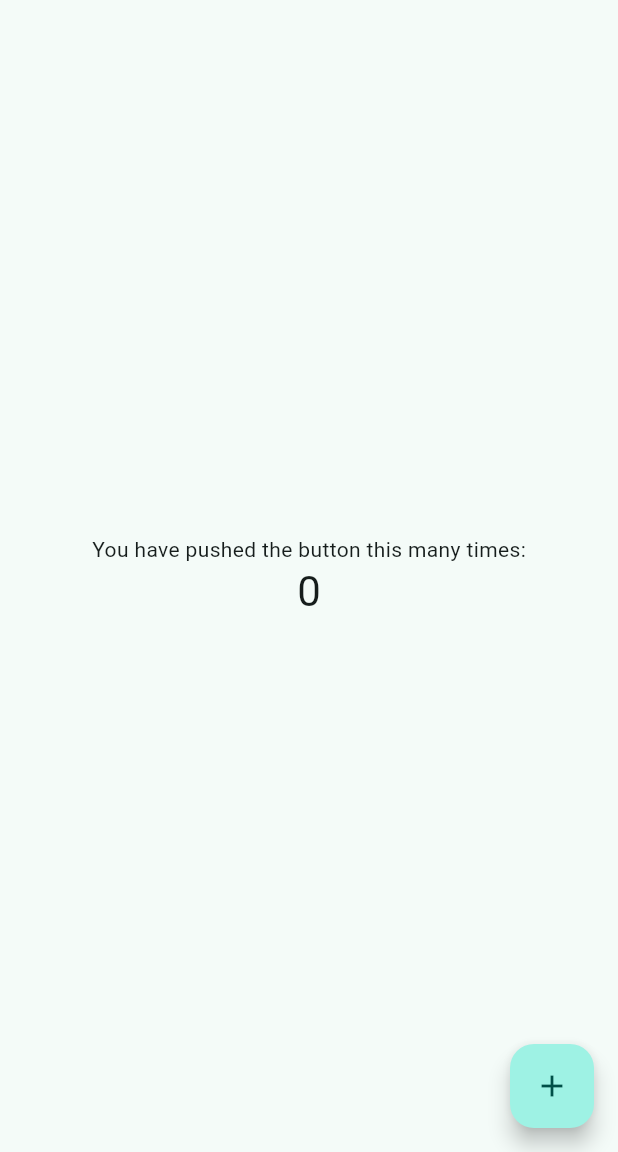
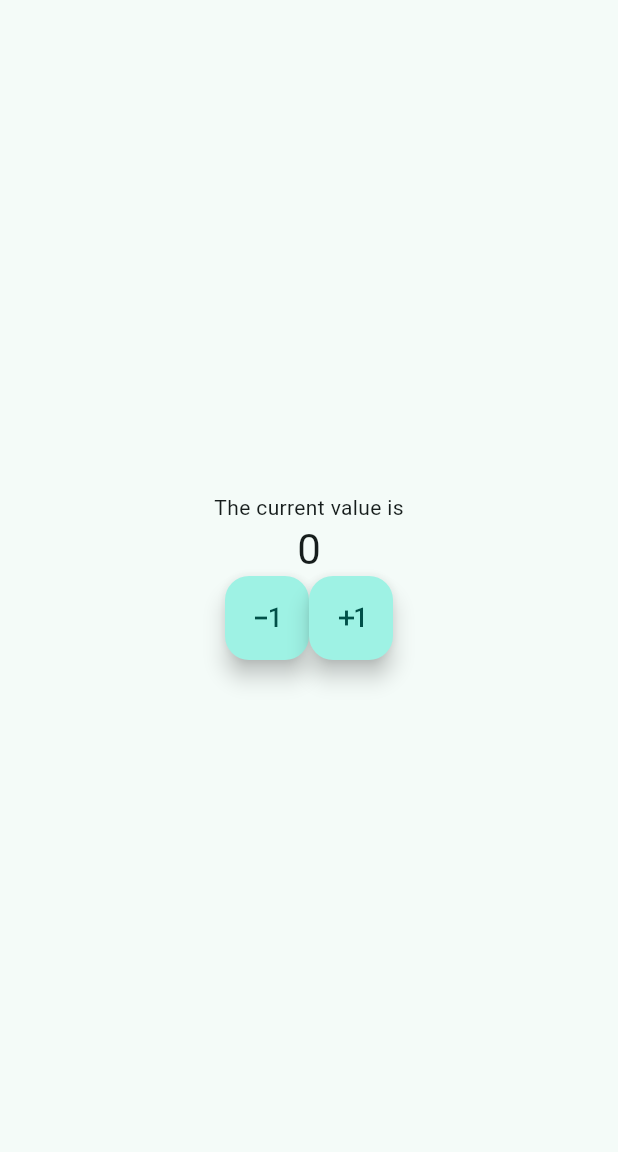
Before and after one commit to Thomas-Oz-Dunn/first_flight, a Flutter app: the screen it shows after launch, on a phone screen of 412 x 824 dp, the part 84-1236 px from its top. Run offline on Flutter 3.47's test engine with Material 2 defaults, Android fonts, the phone set to English and light mode, and no system bars.

Commit message:
main.dart: develop increment and decrement app

```diff
--- a/lib/main.dart
+++ b/lib/main.dart
@@ -1,11 +1,11 @@
 import 'package:flutter/material.dart';
 
 void main() {
-  runApp(const MyApp());
+  runApp(const FirstFlightApp());
 }
 
-class MyApp extends StatelessWidget {
-  const MyApp({super.key});
+class FirstFlightApp extends StatelessWidget {
+  const FirstFlightApp({super.key});
 
   @override
   Widget build(BuildContext context) {
@@ -15,68 +15,27 @@ class MyApp extends StatelessWidget {
         colorScheme: ColorScheme.fromSeed(seedColor: Colors.teal),
         useMaterial3: true,
       ),
-
-      home: const MyHomePage(title: 'First Flight Home Page'),
+      home: const CounterPage(title: 'First Flight Home Page'),
     );
   }
 }
 
-
-// Main page
-class MyHomePage extends StatefulWidget {
-  const MyHomePage({super.key, required this.title});
-
+// Second page
+class CounterPage extends StatefulWidget {
   final String title;
+  const CounterPage({super.key, required this.title});
 
   @override
-  State<MyHomePage> createState() => _MyHomePageState();
+  State<CounterPage> createState() => _CounterPageState();
 }
 
-class _MyHomePageState extends State<MyHomePage> {
+
+class _CounterPageState extends State<CounterPage> {
   int _counter = 0;
 
   void _incrementCounter() {
     setState(() {_counter++;});
   }
-
-  @override
-  Widget build(BuildContext context) {
-    return Scaffold(
-      appBar: AppBar(
-        backgroundColor: Theme.of(context).colorScheme.inversePrimary,
-        title: Text(widget.title),
-      ),
-      body: Center(
-        child: Column(
-          mainAxisAlignment: MainAxisAlignment.center,
-          children: <Widget>[
-            const Text('You have pushed the button this many times:'),
-            Text('$_counter', style: Theme.of(context).textTheme.headlineMedium),
-          ],
-        ),
-      ),
-      floatingActionButton: FloatingActionButton(
-        onPressed: _incrementCounter,
-        tooltip: 'Increment',
-        child: const Icon(Icons.add),
-      ),
-    );
-  }
-}
-
-
-// Second page
-class SecondPage extends StatefulWidget {
-  final String title;
-  const SecondPage({super.key, required this.title});
-
-  @override
-  State<SecondPage> createState() => _SecondPageState();
-}
-
-
-class _SecondPageState extends State<SecondPage> {
-  int _counter = 100;
 
   void _decrementCounter() {
     setState(() {_counter--;});
@@ -89,20 +48,30 @@ class _SecondPageState extends State<SecondPage> {
         backgroundColor: Theme.of(context).colorScheme.inversePrimary,
         title: Text(widget.title),
       ),
+
       body: Center(
         child: Column(
           mainAxisAlignment: MainAxisAlignment.center,
           children: <Widget>[
             const Text('The current value is'),
             Text('$_counter', style: Theme.of(context).textTheme.headlineMedium,),
+            Row(
+              mainAxisAlignment: MainAxisAlignment.center,
+              children: <Widget>[
+                FloatingActionButton(
+                  onPressed: _decrementCounter,
+                  tooltip: 'Decrement',
+                  child: const Icon(Icons.exposure_minus_1),
+                ),
+                FloatingActionButton(
+                  onPressed: _incrementCounter,
+                  tooltip: 'Increment',
+                  child: const Icon(Icons.exposure_plus_1),
+                ),
+              ]
+            ),
           ],
         ),
-      ),
-
-      floatingActionButton: FloatingActionButton(
-        onPressed: _decrementCounter,
-        tooltip: 'Decrement',
-        child: const Icon(Icons.exposure_minus_1),
       ),
     );
   }
```
